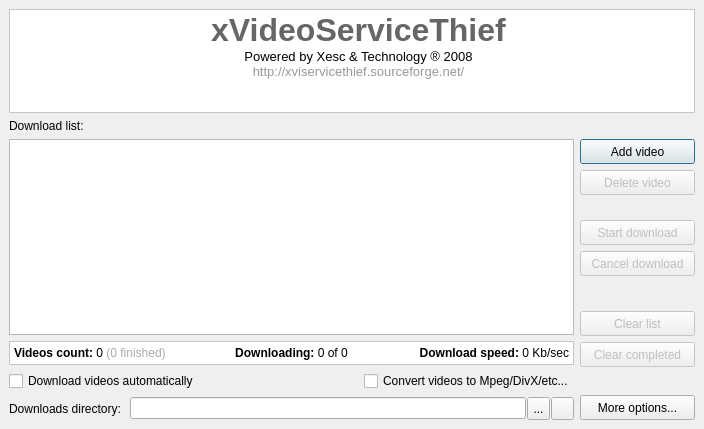
ckorn/xvst, file ui/mainform.ui: the form before one commit.
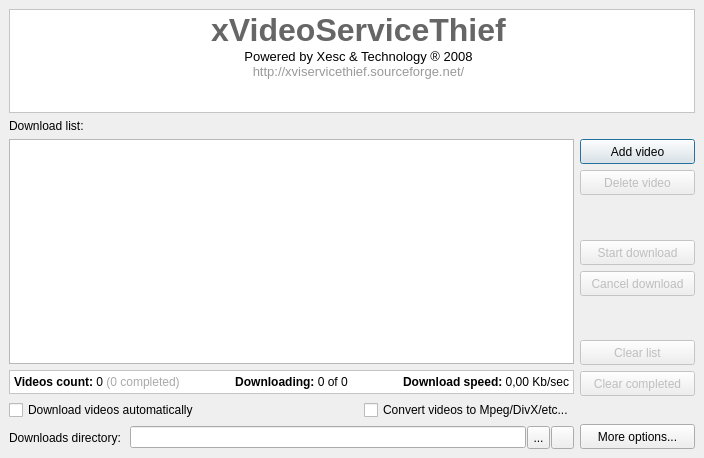
The form after the commit. Icons and pictures are not drawn.

Patch:
```diff
--- a/ui/mainform.ui
+++ b/ui/mainform.ui
@@ -9,7 +9,7 @@
     <x>0</x>
     <y>0</y>
     <width>704</width>
-    <height>429</height>
+    <height>458</height>
    </rect>
   </property>
   <property name="minimumSize" >
@@ -505,7 +505,7 @@
        <item row="0" column="0" >
         <widget class="QLabel" name="lblVideosCount" >
          <property name="text" >
-          <string>&lt;b>Videos count:&lt;/b> 0 &lt;span style="color:#a9a9a9;">(0 finished)&lt;/span></string>
+          <string>&lt;b>Videos count:&lt;/b> 0 &lt;span style="color:#a9a9a9;">(0 completed)&lt;/span></string>
          </property>
         </widget>
        </item>
@@ -522,7 +522,7 @@
        <item row="0" column="4" >
         <widget class="QLabel" name="lblDownloadSpeed" >
          <property name="text" >
-          <string>&lt;b>Download speed:&lt;/b> 0 Kb/sec</string>
+          <string>&lt;b>Download speed:&lt;/b> 0,00 Kb/sec</string>
          </property>
          <property name="alignment" >
           <set>Qt::AlignRight|Qt::AlignTrailing|Qt::AlignVCenter</set>
```
